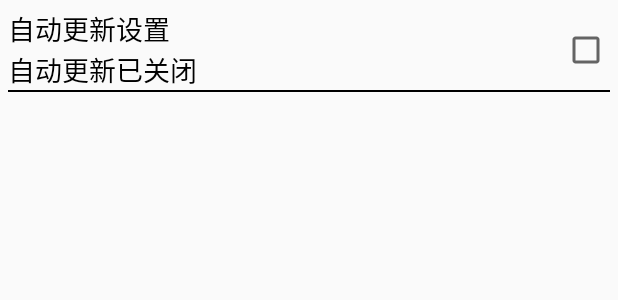
After one commit to XianYunWangQi/HeiMaMobilePhoneSafe, an Android app: the layout setting_item_view.xml on its own in the app's theme, with its tools: preview values and no code run, on a phone screen of 412 x 824 dp. The commit adds this screen. Shown: the top 300 px of the screen. Run offline under Robolectric (Android 15) with nearby library versions, the phone set to English and light mode, and no system bars.

Commit message:
SettingActivity页面第一个条目

```diff
--- /dev/null
+++ b/app/src/main/res/layout/setting_item_view.xml
@@ -0,0 +1,40 @@
+<?xml version="1.0" encoding="utf-8"?>
+<RelativeLayout xmlns:android="http://schemas.android.com/apk/res/android"
+    android:layout_width="match_parent"
+    android:layout_height="wrap_content"
+    android:padding="5dp">
+
+    <TextView
+        android:id="@+id/tv_title"
+        android:layout_width="wrap_content"
+        android:layout_height="wrap_content"
+        android:text="自动更新设置"
+        android:textColor="#000"
+        android:textSize="18sp" />
+
+    <TextView
+        android:id="@+id/tv_des"
+        android:layout_width="wrap_content"
+        android:layout_height="wrap_content"
+        android:layout_below="@id/tv_title"
+        android:text="自动更新已关闭"
+        android:textColor="#000"
+        android:textSize="18sp" />
+
+    <CheckBox
+        android:id="@+id/cb_box"
+        android:clickable="false"
+        android:focusable="false"
+        android:focusableInTouchMode="false"
+        android:layout_width="wrap_content"
+        android:layout_height="wrap_content"
+        android:layout_alignParentRight="true"
+        android:layout_centerVertical="true" />
+
+    <View
+        android:layout_width="match_parent"
+        android:layout_height="1dp"
+        android:layout_below="@id/tv_des"
+        android:background="#000" />
+
+</RelativeLayout>
```
Also changed, not shown: app/src/main/java/com/waynian/mobilephonesafe/activity/SettingActivity.java (+20 -0 lines), app/src/main/java/com/waynian/mobilephonesafe/utils/SpUtils.java (added, +7 -0 lines), app/src/main/java/com/waynian/mobilephonesafe/view/SettingItemView.java (added, +60 -0 lines), app/src/main/res/layout/activity_setting.xml (+48 -6 lines).
